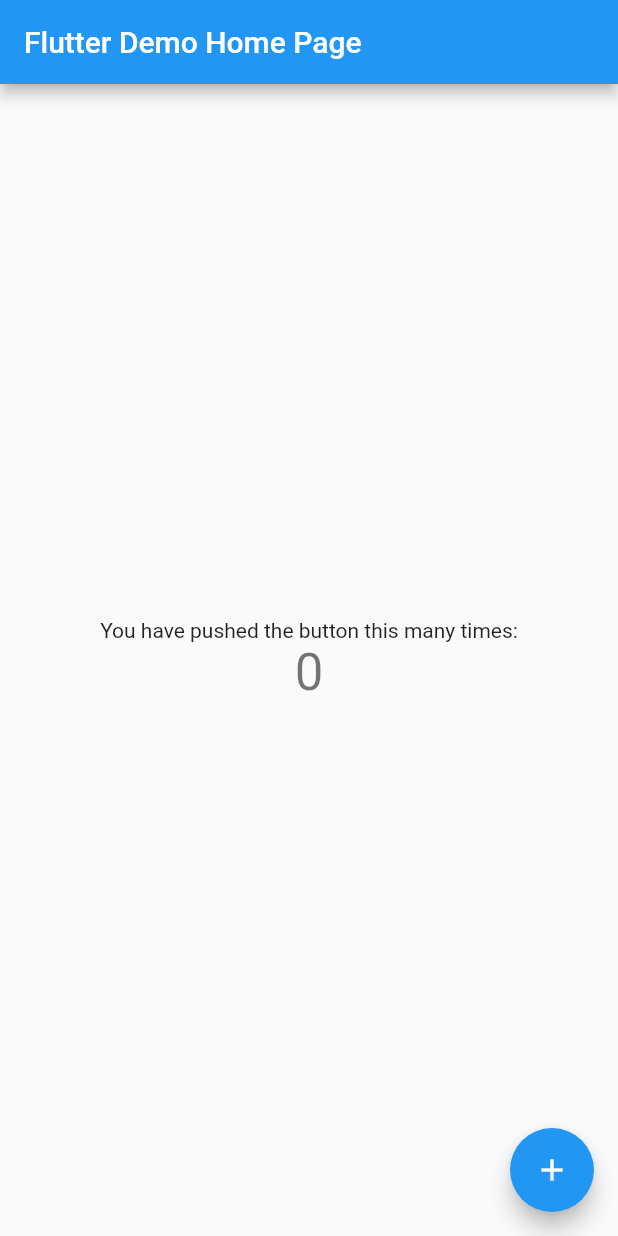
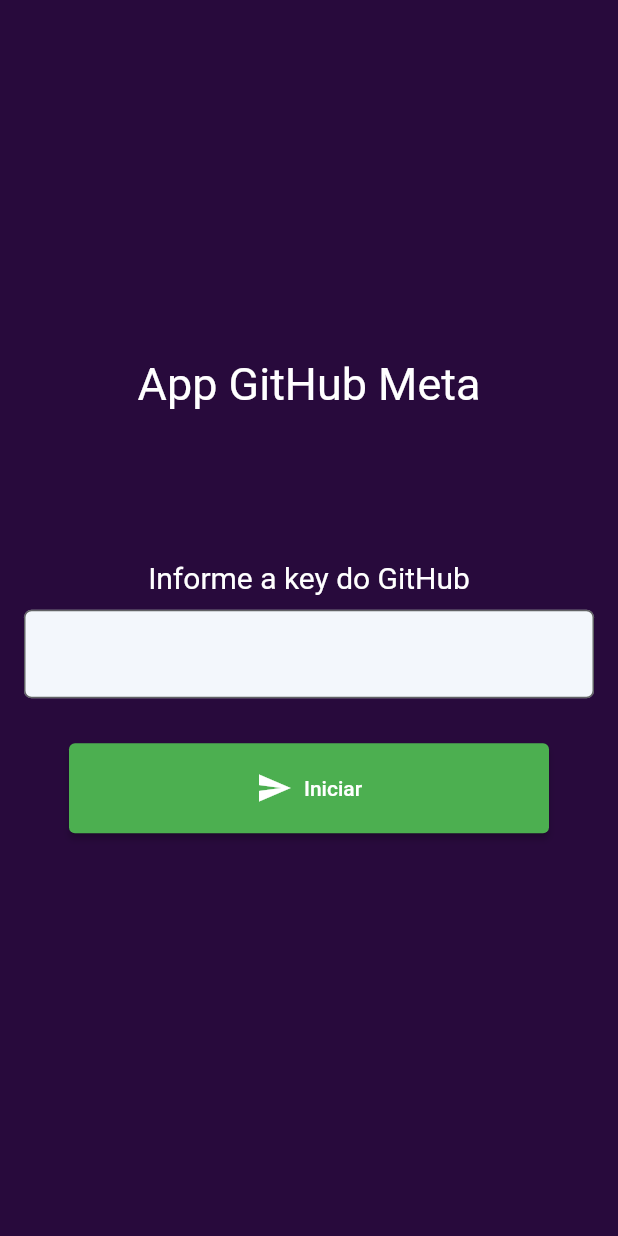
Before and after one commit to danilosouza55/app_github, a Flutter app: the screen it shows after launch, on a phone screen of 412 x 824 dp. Run offline on Flutter 3.47's test engine with Material 2 defaults, Android fonts, the light colour scheme and no system bars; our stand-ins replace dartz, logger; accounts and stored records are empty; Roboto replaces fonts that are missing (SharonSans).

Commit message:
Alteração na tela de home

```diff
--- a/lib/main.dart
+++ b/lib/main.dart
@@ -1,67 +1,6 @@
+import 'package:app_github/src/app_module.dart';
 import 'package:flutter/material.dart';
 
 void main() {
-  runApp(const MyApp());
+  runApp(AppModule());
 }
-
-class MyApp extends StatelessWidget {
-  const MyApp({Key? key}) : super(key: key);
-
-  @override
-  Widget build(BuildContext context) {
-    return MaterialApp(
-      title: 'Flutter Demo',
-      theme: ThemeData(
-        primarySwatch: Colors.blue,
-      ),
-      home: const MyHomePage(title: 'Flutter Demo Home Page'),
-    );
-  }
-}
-
-class MyHomePage extends StatefulWidget {
-  const MyHomePage({Key? key, required this.title}) : super(key: key);
-
-  final String title;
-
-  @override
-  State<MyHomePage> createState() => _MyHomePageState();
-}
-
-class _MyHomePageState extends State<MyHomePage> {
-  int _counter = 0;
-
-  void _incrementCounter() {
-    setState(() {
-      _counter++;
-    });
-  }
-
-  @override
-  Widget build(BuildContext context) {
-    return Scaffold(
-      appBar: AppBar(
-        title: Text(widget.title),
-      ),
-      body: Center(
-        child: Column(
-          mainAxisAlignment: MainAxisAlignment.center,
-          children: <Widget>[
-            const Text(
-              'You have pushed the button this many times:',
-            ),
-            Text(
-              '$_counter',
-              style: Theme.of(context).textTheme.headline4,
-            ),
-          ],
-        ),
-      ),
-      floatingActionButton: FloatingActionButton(
-        onPressed: _incrementCounter,
-        tooltip: 'Increment',
-        child: const Icon(Icons.add),
-      ), // This trailing comma makes auto-formatting nicer for build methods.
-    );
-  }
-}
--- /dev/null
+++ b/lib/src/app_module.dart
@@ -0,0 +1,50 @@
+import 'package:app_github/src/app_provider.dart';
+import 'package:app_github/src/presenter/page/home_page.dart';
+import 'package:app_github/src/presenter/page/login_page.dart';
+import 'package:app_github/src/presenter/theme/theme.dart';
+import 'package:flutter/material.dart';
+import 'package:logger/logger.dart';
+import 'package:provider/provider.dart';
+
+import 'domain/usecases/search.dart';
+import 'external/github/github_search_datasource.dart';
+import 'infra/repositories/search_repository_impl.dart';
+
+class AppModule extends StatelessWidget {
+  AppModule({Key? key}) : super(key: key);
+
+  final _logger = Logger(
+    printer: PrettyPrinter(
+      methodCount: 0,
+    ),
+  );
+
+  Search _buildSearch() {
+    final _api = GithubSearchDatasource(
+      _logger,
+    );
+
+    final _repository = SearchRepositoryImpl(_api);
+    return Search(_repository);
+  }
+
+  @override
+  Widget build(BuildContext context) {
+    return AppProvider(
+      logger: _logger,
+      child: ChangeNotifierProvider(
+        create: (context) => _buildSearch(),
+        child: MaterialApp(
+          title: 'App GitHub Meta',
+          debugShowCheckedModeBanner: false,
+          theme: appTheme,
+          initialRoute: '/login',
+          routes: {
+            '/': (context) => const HomePage(),
+            '/login': (context) => const LoginPage()
+          },
+        ),
+      ),
+    );
+  }
+}
--- /dev/null
+++ b/lib/src/app_provider.dart
@@ -0,0 +1,26 @@
+import 'package:flutter/material.dart';
+import 'package:logger/logger.dart';
+import 'package:provider/provider.dart';
+
+class AppProvider extends StatelessWidget {
+  final Widget child;
+  final Logger logger;
+
+  const AppProvider({
+    Key? key,
+    required this.child,
+    required this.logger,
+  }) : super(key: key);
+
+  @override
+  Widget build(BuildContext context) {
+    return MultiProvider(
+      providers: [
+        Provider<Logger>(
+          create: (_) => logger,
+        ),
+      ],
+      child: child,
+    );
+  }
+}
--- /dev/null
+++ b/lib/src/core/constants/colors_constants.dart
@@ -0,0 +1,118 @@
+import 'dart:ui';
+import 'package:flutter/material.dart';
+
+class ColorsConstants {
+  //Cores Stone
+  static Color stone = const Color(0xFF008B57);
+  static Color stoneOverlay = const Color(0xFF00AB63);
+  static Color stoneLigth = const Color(0xFFE0FFF1);
+
+  //Cores SetaERP
+  static Color orangeSeta = const Color(0xFFEB5D40);
+  static Color orangeSetaOverlay = const Color(0xFFEB6A50);
+  static Color orangeSetaLigth = const Color(0xFFF6D6D4);
+
+  //Cores Outros
+  static Color red = Colors.red;
+  static Color white = Colors.white;
+
+  //Cores Linx
+  static Color orangeLinx = const Color(0xfff0462d);
+  static Color yellowLinx = const Color(0xffffb914);
+  static Color purpleLinx = const Color(0xFF280a3c);
+
+  //Cores Ativas Seta
+  static Color corPrincipal = purpleLinx;
+  static Color corSegundaria = orangeSetaOverlay;
+  static Color corLigth = orangeSetaLigth;
+  // static Color corPrincipal = stone;
+  // static Color corSegundaria = stoneOverlay;
+  // static Color corLigth = stoneLigth;
+
+  //Fundo do aplicativo
+  static Color backgroundPrincipal = corPrincipal;
+  static Color background = const Color(0xFFF3F7FC);
+  static Color backgroundLight = white;
+
+  //Theme
+  static Color canvasColor = white;
+  static MaterialColor primarySwatch = MaterialColor(
+    0xfff0462d,
+    <int, Color>{
+      50: corPrincipal, //10%
+      100: corPrincipal, //20%
+      200: corPrincipal, //30%
+      300: corPrincipal, //40%
+      400: corPrincipal, //50%
+      500: corPrincipal, //60%
+      600: corPrincipal, //70%
+      700: corPrincipal, //80%
+      800: corPrincipal, //90%
+      900: corPrincipal, //100%
+    },
+  );
+
+  //Text
+  static Color textOnPress = const Color.fromARGB(150, 255, 255, 255);
+  static Color textYellow = const Color(0xffffb914);
+  static Color textBlack = Colors.black;
+  static Color textLight = white;
+  static Color textPrincipal = corPrincipal;
+  static Color textApagado = const Color(0xFF575757);
+  static Color textError = red;
+  static Color textSubTitle = const Color(0xFF6E7E90);
+  static Color textPagamento = purpleLinx;
+  static Color textTransferencia = orangeSeta;
+
+  //Icon
+  static Color iconApagado = const Color(0xFF677481);
+  static Color iconBlack = Colors.black;
+  static Color iconError = red;
+  static Color iconPrincipal = corPrincipal;
+
+  //Saldo
+  static Color saldo = const Color(0xFFEAF0F8);
+
+  //borda
+  static Color bordaPrincipal = corPrincipal;
+  static Color bordaBlack = Colors.black;
+  static Color bordaPrincipalLight = corLigth;
+  static Color bordaAlerta = const Color(0xFFFFCE5B);
+  static Color bordaError = red;
+  static Color bordaLight = white;
+  static Color bordaSucesso = stone;
+
+  //Button
+  static MaterialStateProperty<Color> botaoPrincipal =
+  MaterialStateProperty.all<Color>(
+    corPrincipal,
+  );
+  static MaterialStateProperty<Color> botaoPrincipalOverlay =
+  MaterialStateProperty.all<Color>(
+    corSegundaria,
+  );
+  static MaterialStateProperty<Color> botaoLightOverlay =
+  MaterialStateProperty.all<Color>(
+    corLigth,
+  );
+  static MaterialStateProperty<Color> botaoLight =
+  MaterialStateProperty.all<Color>(
+    white,
+  );
+  static MaterialStateProperty<Color> botaoCancelar =
+  MaterialStateProperty.all<Color>(
+    red,
+  );
+  static MaterialStateProperty<Color> botaoVoltar =
+  MaterialStateProperty.all<Color>(
+    white,
+  );
+  static MaterialStateProperty<Color> botaoSucesso =
+  MaterialStateProperty.all<Color>(
+    stone,
+  );
+  static MaterialStateProperty<Color> botaoSucessoOverlay =
+  MaterialStateProperty.all<Color>(
+    stoneOverlay,
+  );
+}
--- a/lib/src/domain/usecases/search.dart
+++ b/lib/src/domain/usecases/search.dart
@@ -1,24 +1,26 @@
 import 'package:app_github/src/domain/entities/user.dart';
-import 'package:app_github/src/domain/errors/erros.dart';
 import 'package:app_github/src/domain/repositories/search_repository.dart';
-import 'package:dartz/dartz.dart';
+import 'package:flutter/material.dart';
 
-mixin Search {
-  Future<Either<Failure, User>> getUser(String keyApi);
-}
+class Search extends ChangeNotifier {
+  final SearchRepository _repository;
+  User? user;
+  String key = '';
+  bool active = false;
 
-class SearchImpl implements Search {
-  final SearchRepository _repository;
+  Search(this._repository);
 
-  SearchImpl(this._repository);
+  getUser(String keyApi) async {
+    key = keyApi;
+    final result = await _repository.getUser(keyApi);
 
-  @override
-  Future<Either<Failure, User>> getUser(String keyApi) async {
-    final option = optionOf(keyApi);
+    result.fold((l) {
+      active = false;
+    }, (r) {
+      user = r;
+      active = true;
+    });
 
-    return option.fold(() => Left(InvalidSearchText()), (text) async {
-      var result = await _repository.getUser(text);
-      return result;
-    });
+    notifyListeners();
   }
 }
--- /dev/null
+++ b/lib/src/presenter/page/login_page.dart
@@ -0,0 +1,125 @@
+import 'package:app_github/src/core/constants/colors_constants.dart';
+import 'package:app_github/src/domain/usecases/search.dart';
+import 'package:app_github/src/presenter/widget/form/input_text.dart';
+import 'package:app_github/src/presenter/widget/show_help.dart';
+import 'package:flutter/material.dart';
+import 'package:provider/provider.dart';
+
+class LoginPage extends StatefulWidget {
+  const LoginPage({Key? key}) : super(key: key);
+
+  @override
+  State<LoginPage> createState() => _LoginPageState();
+}
+
+class _LoginPageState extends State<LoginPage> {
+  TextEditingController keyController = TextEditingController();
+
+  final _formKey = GlobalKey<FormState>();
+
+  bool _loadCadastro = false;
+  bool carregarTela = true;
+
+  @override
+  Widget build(BuildContext context) {
+    final search = Provider.of<Search>(context);
+
+    return Scaffold(
+      backgroundColor: Theme.of(context).backgroundColor,
+      body: Padding(
+        padding: const EdgeInsets.all(16.0),
+        child: Center(
+          child: Form(
+            key: _formKey,
+            child: Column(
+              crossAxisAlignment: CrossAxisAlignment.center,
+              mainAxisAlignment: MainAxisAlignment.center,
+              children: [
+                Text(
+                  'App GitHub Meta',
+                  style: TextStyle(
+                    color: ColorsConstants.textLight,
+                    fontSize: 30,
+                  ),
+                ),
+                const SizedBox(
+                  height: 100,
+                ),
+                InputText(
+                  titulo: 'Informe a key do GitHub',
+                  isNull: false,
+                  controller: keyController,
+                  icon: Icons.password,
+                ),
+                Padding(
+                  padding: const EdgeInsets.all(30.0),
+                  child: SizedBox(
+                    width: double.infinity,
+                    height: 60,
+                    child: ElevatedButton.icon(
+                      onPressed: _loadCadastro
+                          ? null
+                          : () {
+                              carregarDados(search);
+                            },
+                      style: ElevatedButton.styleFrom(
+                        padding: const EdgeInsets.all(16.0),
+                        primary: Colors.green,
+                      ),
+                      icon: _loadCadastro
+                          ? Container(
+                              width: 24,
+                              height: 24,
+                              padding: const EdgeInsets.all(2.0),
+                              child: const CircularProgressIndicator(
+                                color: Colors.white,
+                                strokeWidth: 3,
+                              ),
+                            )
+                          : const Icon(Icons.send),
+                      label: const Text('Iniciar'),
+                    ),
+                  ),
+                ),
+              ],
+            ),
+          ),
+        ),
+      ),
+    );
+  }
+
+  carregarDados(Search search) async {
+    if (_formKey.currentState!.validate()) {
+      carregarTela = false;
+
+      try {
+        setState(() {
+          _loadCadastro = true;
+        });
+
+        await search.getUser(keyController.text);
+
+        if (!search.active) {
+          showHelp(
+            context,
+            title: 'Atenção!',
+            subTitle: 'Key incorreta!',
+          );
+        } else {
+          Navigator.pushReplacementNamed(context, '/');
+        }
+      } catch (e) {
+        showHelp(
+          context,
+          title: 'Atenção!',
+          subTitle: 'Erro ao efetuar a busca dos dados!',
+        );
+      } finally {
+        setState(() {
+          _loadCadastro = false;
+        });
+      }
+    }
+  }
+}
--- /dev/null
+++ b/lib/src/presenter/theme/theme.dart
@@ -0,0 +1,25 @@
+import 'package:app_github/src/core/constants/colors_constants.dart';
+import 'package:flutter/material.dart';
+import 'package:flutter/services.dart';
+
+final appTheme = ThemeData(
+  brightness: Brightness.light,
+  appBarTheme: const AppBarTheme(systemOverlayStyle: SystemUiOverlayStyle.dark),
+  primaryColor: ColorsConstants.background,
+  primarySwatch: ColorsConstants.primarySwatch,
+  canvasColor: ColorsConstants.canvasColor,
+  accentColor: ColorsConstants.backgroundPrincipal,
+  fontFamily: 'SharonSans',
+  // fontFamily: 'Segoe-UI',
+  textTheme: TextTheme(
+    bodyText2: TextStyle(
+      color: ColorsConstants.textApagado,
+    ),
+  ),
+  cupertinoOverrideTheme: MaterialBasedCupertinoThemeData(
+    materialTheme: ThemeData(
+      primaryColor: ColorsConstants.background,
+      primarySwatch: ColorsConstants.primarySwatch,
+    ),
+  ),
+);
--- /dev/null
+++ b/lib/src/presenter/widget/form/input_text.dart
@@ -0,0 +1,74 @@
+import 'package:app_github/src/core/constants/colors_constants.dart';
+import 'package:flutter/material.dart';
+import 'package:flutter/services.dart';
+
+class UpperCaseTextFormatter extends TextInputFormatter {
+  @override
+  TextEditingValue formatEditUpdate(
+      TextEditingValue oldValue, TextEditingValue newValue) {
+    return TextEditingValue(
+      text: newValue.text.toUpperCase(),
+      selection: newValue.selection,
+    );
+  }
+}
+
+class InputText extends StatelessWidget {
+  final bool isNull;
+  final bool autofocus;
+  final String titulo;
+  final TextEditingController controller;
+  final IconData icon;
+  final EdgeInsets padding;
+  final FocusNode? myFocusNode;
+
+  const InputText({
+    Key? key,
+    required this.titulo,
+    required this.isNull,
+    required this.controller,
+    required this.icon,
+    this.myFocusNode,
+    this.autofocus = false,
+    this.padding = const EdgeInsets.only(bottom: 20),
+  }) : super(key: key);
+
+  @override
+  Widget build(BuildContext context) {
+    return Column(
+      children: [
+        Text(
+          titulo,
+          style: TextStyle(
+            color: ColorsConstants.textLight,
+            fontSize: 20,
+          ),
+        ),
+        const SizedBox(
+          height: 10,
+        ),
+        TextFormField(
+          controller: controller,
+          decoration: InputDecoration(
+            fillColor: ColorsConstants.background,
+            filled: true,
+            border: OutlineInputBorder(
+              borderRadius: BorderRadius.circular(5),
+            ),
+          ),
+          keyboardType: TextInputType.text,
+          autofocus: autofocus,
+          focusNode: myFocusNode,
+          autovalidateMode: AutovalidateMode.onUserInteraction,
+          validator: (value) {
+            if (!isNull && value!.isEmpty) {
+              return 'O campo não pode ser vazio!';
+            }
+
+            return null;
+          },
+        ),
+      ],
+    );
+  }
+}
```
Also changed, not shown: lib/src/presenter/page/home_page.dart (added, +106 -0 lines), lib/src/presenter/theme/home_theme.dart (added, +24 -0 lines), lib/src/presenter/widget/drawer/drawer_widget.dart (added, +10 -0 lines), lib/src/presenter/widget/show_help.dart (added, +49 -0 lines), 1 other file.
